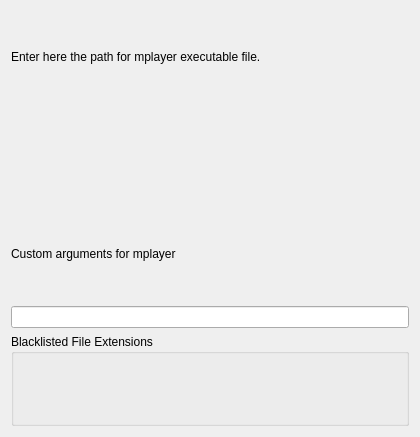
Before: the Qt Designer form src/configDialog.ui in KDE/mplayerthumbs, drawn with Qt 5.
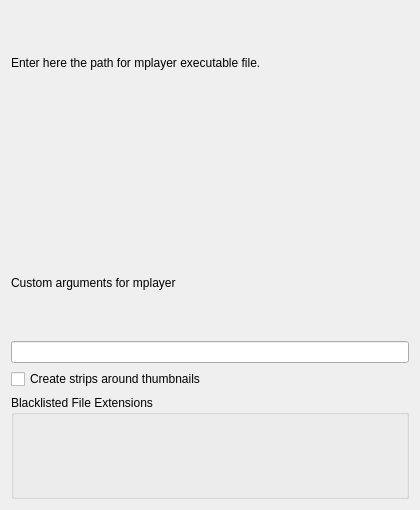
After: the same form once the commit is applied. Custom widgets are drawn as their Qt base class.

Commit message: reenabling strips support

The edit to the form file:
```diff
--- a/src/configDialog.ui
+++ b/src/configDialog.ui
@@ -6,7 +6,7 @@
     <x>0</x>
     <y>0</y>
     <width>420</width>
-    <height>437</height>
+    <height>510</height>
    </rect>
   </property>
   <property name="windowTitle" >
@@ -33,6 +33,13 @@
    <item>
     <widget class="KLineEdit" name="kcfg_customargs" />
    </item>
+   <item>
+    <widget class="QCheckBox" name="kcfg_createStrips" >
+     <property name="text" >
+      <string>Create strips around thumbnails</string>
+     </property>
+    </widget>
+   </item>
    <item>
     <widget class="KEditListBox" name="kcfg_noextensions" >
      <property name="title" >
```
The commit also changes 2 other files.
